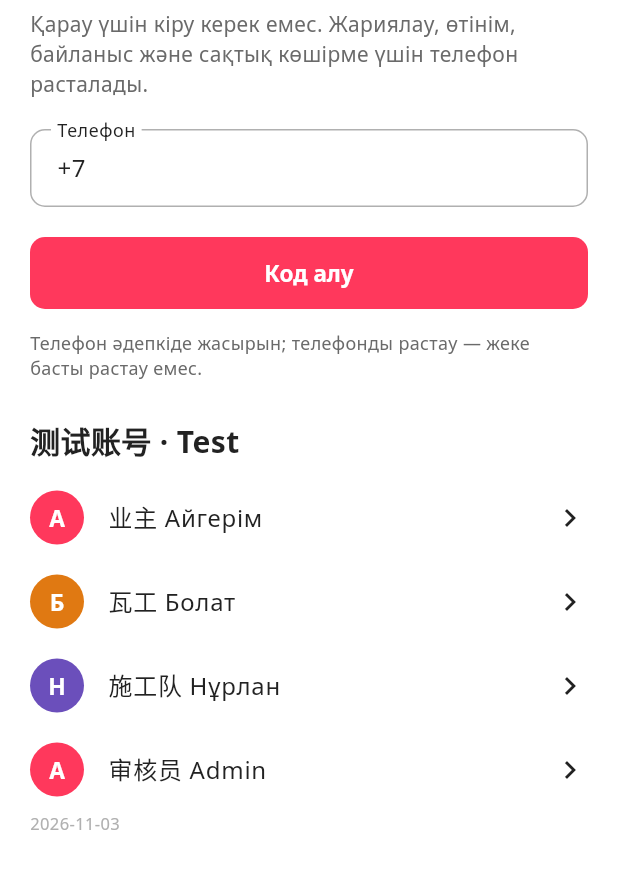
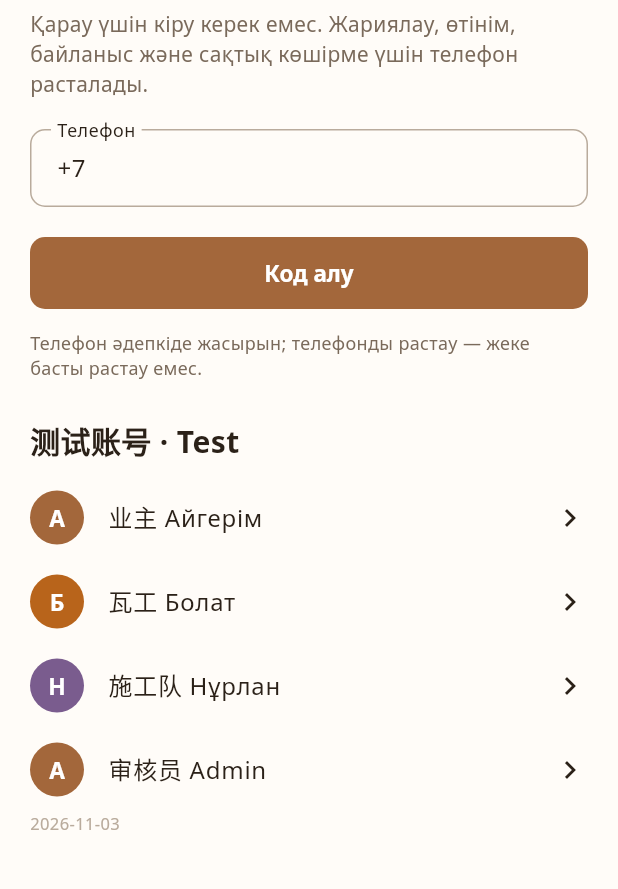
Before and after one commit to eq-devs/yusal, a Flutter app: the screen it shows after launch, after a tap on the "mail outline" icon, on a phone screen of 412 x 824 dp, the part 159-1048 px from its top. Run offline on Flutter 3.47's test engine with Material 3 defaults, Android fonts, the phone set to English and light mode, and no system bars; our stand-ins replace flutter_image_compress, flutter_riverpod, pdf, share_plus, shared_preferences; missing offline and left inert: file_selector.

Commit message:
Switch the platform palette to wood and earth tones; fix the bottom bar taking the whole screen
Co-Authored-By: Claude Fable 5.1 <noreply@anthropic.com>
Claude-Session: https://claude.ai/code/session_01UkwYFv4YA3Mk3WNjHHEwwi

```diff
--- a/lib/platform/ui/theme.dart
+++ b/lib/platform/ui/theme.dart
@@ -2,9 +2,10 @@ import 'package:flutter/material.dart';
 import '../../app/settings.dart';
 import '../../app/tokens.dart';
 
-/// Platform look, after the visual language of Airbnb: white pages, one
-/// coral accent, large bold titles, rounded cards with soft shadows and
-/// pill-shaped filters. Only the style is borrowed, no assets or brand.
+/// Platform look, after the visual language of Airbnb (large bold titles,
+/// rounded cards with soft shadows, pill filters, one accent) but in the
+/// colours of a house being built: warm paper, walnut wood and clay.
+/// Only the style is borrowed, no assets or brand.
 @immutable
 class YTokens extends ThemeExtension<YTokens> {
   const YTokens({
@@ -43,39 +44,39 @@ class YTokens extends ThemeExtension<YTokens> {
   final bool dark;
 
   static const light = YTokens(
-      bg: Color(0xffFFFFFF),
-      surface: Color(0xffF7F7F7),
+      bg: Color(0xffFFFCF8),
+      surface: Color(0xffF6F0E8),
       card: Color(0xffFFFFFF),
-      ink: Color(0xff222222),
-      muted: Color(0xff6A6A6A),
-      faint: Color(0xffB0B0B0),
-      line: Color(0xffEBEBEB),
-      accent: Color(0xffFF385C),
+      ink: Color(0xff2B2118),
+      muted: Color(0xff7A6A5B),
+      faint: Color(0xffB9AB9C),
+      line: Color(0xffECE3D8),
+      accent: Color(0xffA3673B),
       accentInk: Color(0xffFFFFFF),
-      accentSoft: Color(0xffFFF0F3),
-      ok: Color(0xff008A05),
-      warn: Color(0xffC13515),
-      crit: Color(0xffC13515),
-      info: Color(0xff428BFF),
-      shadow: Color(0x1F000000),
+      accentSoft: Color(0xffF7EBDF),
+      ok: Color(0xff4F7A3A),
+      warn: Color(0xffB8641B),
+      crit: Color(0xffB23A2E),
+      info: Color(0xff4C6E8A),
+      shadow: Color(0x1F3B2A1A),
       dark: false);
 
   static const night = YTokens(
-      bg: Color(0xff121212),
-      surface: Color(0xff1E1E1E),
-      card: Color(0xff1A1A1A),
-      ink: Color(0xffF2F2F2),
-      muted: Color(0xffA8A8A8),
-      faint: Color(0xff6A6A6A),
-      line: Color(0xff2E2E2E),
-      accent: Color(0xffFF5A75),
-      accentInk: Color(0xffFFFFFF),
-      accentSoft: Color(0xff3A1A21),
-      ok: Color(0xff4CC157),
-      warn: Color(0xffFF8A65),
-      crit: Color(0xffFF6B6B),
-      info: Color(0xff7DB3FF),
-      shadow: Color(0x66000000),
+      bg: Color(0xff15110E),
+      surface: Color(0xff201A15),
+      card: Color(0xff1C1612),
+      ink: Color(0xffF3EBE2),
+      muted: Color(0xffB4A697),
+      faint: Color(0xff6F6256),
+      line: Color(0xff2F2721),
+      accent: Color(0xffD28B5A),
+      accentInk: Color(0xff1A120B),
+      accentSoft: Color(0xff3A2A1F),
+      ok: Color(0xff8CBF6A),
+      warn: Color(0xffE8A25C),
+      crit: Color(0xffE87C6E),
+      info: Color(0xff8FB3CF),
+      shadow: Color(0x80000000),
       dark: true);
 
   static YTokens of(BuildContext context) =>
--- a/lib/platform/ui/widgets.dart
+++ b/lib/platform/ui/widgets.dart
@@ -50,7 +50,10 @@ class ActionBar extends StatelessWidget {
             top: false,
             child: Padding(
                 padding: const EdgeInsets.fromLTRB(20, 12, 20, 12),
+                // heightFactor keeps the bar as tall as its content; a plain
+                // Center would take the whole screen as a bottom bar.
                 child: Center(
+                    heightFactor: 1,
                     child: ConstrainedBox(
                         constraints: const BoxConstraints(maxWidth: 720),
                         child: child)))));
@@ -177,12 +180,12 @@ class Avatar extends StatelessWidget {
   final double size;
   final bool team;
   static const _colors = [
-    Color(0xffFF385C),
-    Color(0xff008489),
-    Color(0xffE07912),
-    Color(0xff6B4FBB),
-    Color(0xff428BFF),
-    Color(0xff00A699),
+    Color(0xffA3673B),
+    Color(0xff6F8F5A),
+    Color(0xffB8641B),
+    Color(0xff7A5C8E),
+    Color(0xff4C6E8A),
+    Color(0xff8C6A4A),
   ];
   @override
   Widget build(BuildContext context) {
@@ -500,11 +503,11 @@ class Cover extends StatelessWidget {
   final Widget? child;
   final ImageProvider? image;
   static const _pairs = [
-    (Color(0xffFFE3E8), Color(0xffFFC2CD)),
-    (Color(0xffE3F4F4), Color(0xffB8E2E3)),
-    (Color(0xffFFF1DE), Color(0xffFFD9A8)),
-    (Color(0xffECE8FA), Color(0xffD3CBF3)),
-    (Color(0xffE6F0FF), Color(0xffC5DAFF)),
+    (Color(0xffF3E3D3), Color(0xffD9B897)),
+    (Color(0xffE7E9DC), Color(0xffC3CBAE)),
+    (Color(0xffF6E6D6), Color(0xffE4B98F)),
+    (Color(0xffEDE4EC), Color(0xffCDB9CF)),
+    (Color(0xffE2E8EC), Color(0xffB7C7D3)),
   ];
   @override
   Widget build(BuildContext context) {
```
Also changed, not shown: lib/platform/ui/l10n.dart (+28 -0 lines).
